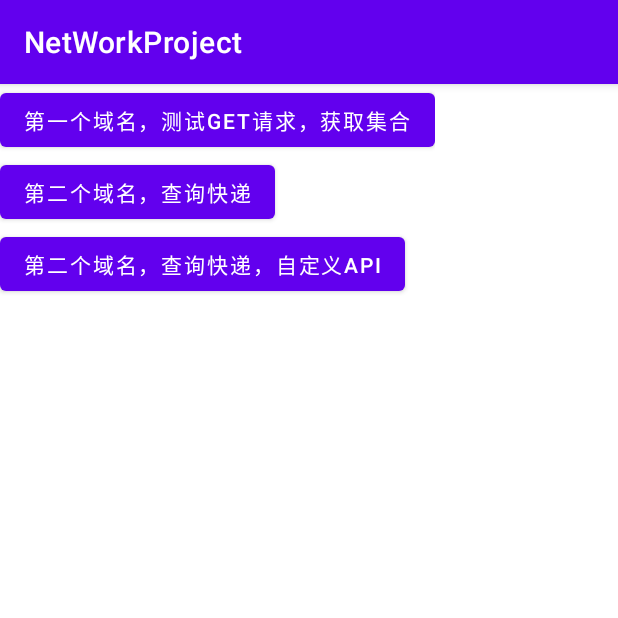
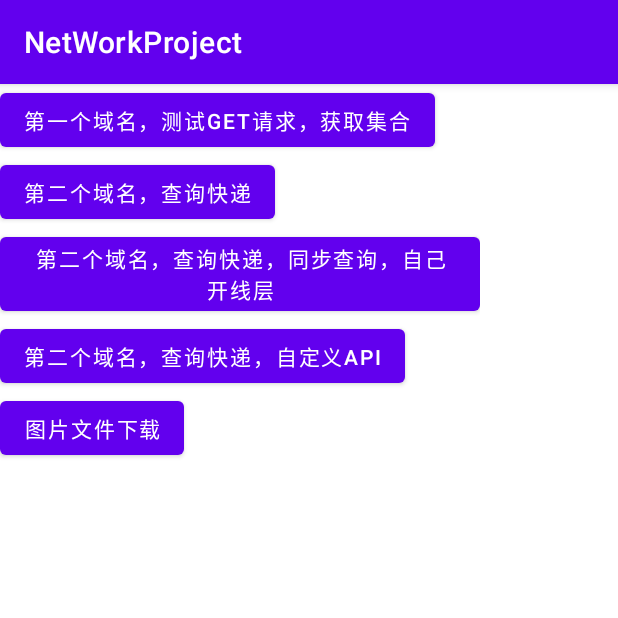
Before and after one commit to CMzhizhe/NetWorkSdkJava, an Android app: the screen it shows after launch (MainActivity), on a phone screen of 412 x 824 dp, the top half of it. Run offline under Robolectric (Android 15) with nearby library versions, the phone set to English and light mode, and no system bars; our stand-ins replace RxJava.

Commit message:
1、完善API

```diff
--- a/app/build.gradle
+++ b/app/build.gradle
@@ -36,8 +36,11 @@ dependencies {
     implementation 'androidx.appcompat:appcompat:1.4.0'
     implementation 'com.google.android.material:material:1.3.0'
     implementation 'androidx.constraintlayout:constraintlayout:2.0.4'
-    implementation project(':networklibrary')
     implementation "org.jetbrains.kotlin:kotlin-stdlib-jdk7:$kotlin_version"
+
+    //implementation project(':networklibrary')
+
+    implementation 'com.github.CMzhizhe:NetWorkSdkJava:v1.0.0'
 
     implementation 'io.reactivex.rxjava3:rxjava:3.1.3'
     implementation 'io.reactivex.rxjava3:rxandroid:3.0.0'
--- a/app/src/main/java/com/gxx/networkproject/MyApplication.kt
+++ b/app/src/main/java/com/gxx/networkproject/MyApplication.kt
@@ -7,8 +7,9 @@ import com.gxx.networkproject.demorequesttwo.DemoMAFMobileRequestV2
 class MyApplication : Application() {
     override fun onCreate() {
         super.onCreate()
+        //初始化第一个域名
         DemoMAFMobileRequest.getInstance();
-
+        //初始化第二个域名
         DemoMAFMobileRequestV2.getInstance()
     }
 }
--- a/app/src/main/java/com/gxx/networkproject/mvvm/activity/MainActivity.kt
+++ b/app/src/main/java/com/gxx/networkproject/mvvm/activity/MainActivity.kt
@@ -21,6 +21,8 @@ class MainActivity : AppCompatActivity(), View.OnClickListener {
         this.findViewById<Button>(R.id.bt_get_list).setOnClickListener(this)
         this.findViewById<Button>(R.id.bt_get_list_second).setOnClickListener(this)
         this.findViewById<Button>(R.id.bt_get_list_second_v2).setOnClickListener(this)
+        this.findViewById<Button>(R.id.bt_get_list_second_sync).setOnClickListener(this)
+        this.findViewById<Button>(R.id.bt_down_pic).setOnClickListener(this)
     }
 
     override fun onClick(v: View) {
@@ -33,8 +35,18 @@ class MainActivity : AppCompatActivity(), View.OnClickListener {
                 mMainViewModel?.readkuaidi("yuantong","2222222")
             }
 
+            R.id.bt_get_list_second_sync->{//开线层请求
+                Thread {
+                    mMainViewModel?.readkuaidiSync("yuantong","2222222")
+                }.start()
+            }
+
             R.id.bt_get_list_second_v2->{//customApi，自定义API
                 mMainViewModel?.readCutomApiKuaiDi("yuantong","2222222")
+            }
+
+            R.id.bt_down_pic->{//图片文件下载
+                mMainViewModel?.downPicFile(this,"https://cdn.pixabay.com/photo/2023/06/22/03/58/animals-8080446_1280.jpg")
             }
         }
     }
--- a/app/src/main/res/layout/activity_main.xml
+++ b/app/src/main/res/layout/activity_main.xml
@@ -23,12 +23,23 @@
             android:layout_height="wrap_content"/>
 
         <Button
+            android:id="@+id/bt_get_list_second_sync"
+            android:text="第二个域名，查询快递，同步查询，自己开线层"
+            android:layout_width="wrap_content"
+            android:layout_height="wrap_content"/>
+
+
+        <Button
             android:id="@+id/bt_get_list_second_v2"
             android:text="第二个域名，查询快递，自定义api"
             android:layout_width="wrap_content"
             android:layout_height="wrap_content"/>
 
-
+        <Button
+            android:id="@+id/bt_down_pic"
+            android:text="图片文件下载"
+            android:layout_width="wrap_content"
+            android:layout_height="wrap_content"/>
     </LinearLayout>
 
 
```
Also changed, not shown: app/src/main/java/com/gxx/networkproject/demorequest/DemoMAFMobileRequest.kt (+14 -0 lines), app/src/main/java/com/gxx/networkproject/demorequesttwo/DemoMAFMobileRequestV2.kt (+18 -0 lines), app/src/main/java/com/gxx/networkproject/demorequesttwo/basemodel/BaseModel.kt (+13 -1 lines), app/src/main/java/com/gxx/networkproject/demorequesttwo/parse/ParseResultDataImpl.kt (+7 -1 lines), app/src/main/java/com/gxx/networkproject/mvvm/viewmodel/MainViewModel.kt (+65 -12 lines).
